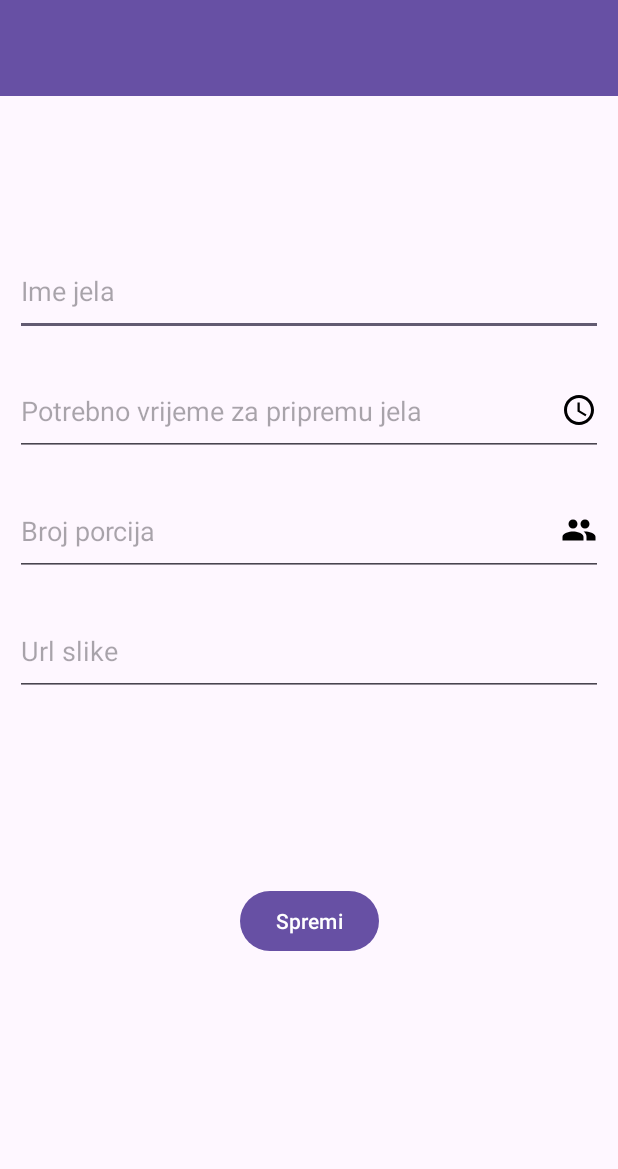
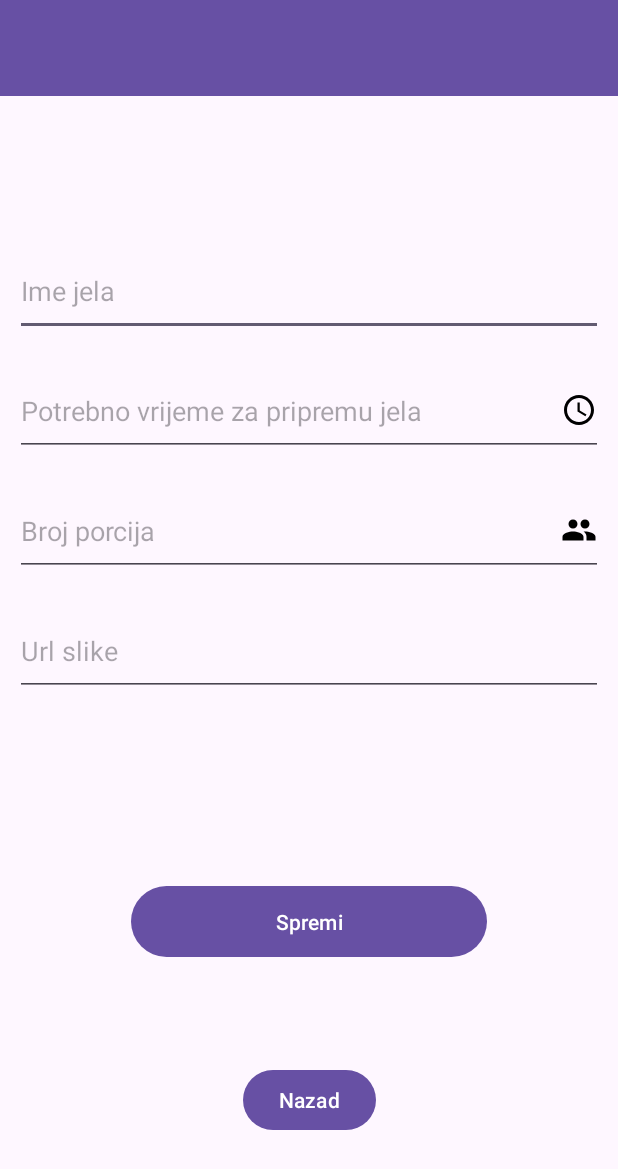
Before and after one commit to ljdedic/CulinaryCraft, an Android app: the AddRecipeActivity screen opened directly, with no data from a screen before it, on a phone screen of 412 x 824 dp. Shown: the top 1169 px of the screen. Run offline under Robolectric (Android 15) with nearby library versions, the phone set to English and light mode, and no system bars; our stand-ins replace Firebase (no records; nobody signed in at launch, a user with empty details on screens opened directly); Roboto replaces fonts that are not available here.

```diff
--- a/app/src/main/java/ba/sum/fpmoz/culinarycraft/AddRecipeActivity.java
+++ b/app/src/main/java/ba/sum/fpmoz/culinarycraft/AddRecipeActivity.java
@@ -1,77 +1,88 @@
 package ba.sum.fpmoz.culinarycraft;
 
-import android.content.Intent;
 import android.os.Bundle;
 import android.view.View;
 import android.widget.EditText;
 
-import com.google.firebase.database.FirebaseDatabase;
-import com.google.firebase.database.DatabaseReference;
-import com.google.firebase.storage.FirebaseStorage;
-import com.google.firebase.storage.StorageReference;
+import android.widget.Button;
+import android.widget.Toast;
 
-import android.widget.Button;
-
+import androidx.annotation.NonNull;
 import androidx.appcompat.app.AppCompatActivity;
 
+import com.google.android.gms.tasks.OnFailureListener;
+import com.google.android.gms.tasks.OnSuccessListener;
+import com.google.firebase.database.FirebaseDatabase;
+
+import java.util.HashMap;
+import java.util.Map;
+
 public class AddRecipeActivity extends AppCompatActivity {
-    FirebaseStorage storage;
-    StorageReference storageReference;
-    FirebaseDatabase mDatabase = FirebaseDatabase.getInstance("https://culinarycraft-3ce71-default-rtdb.europe-west1.firebasedatabase.app/");
 
+    EditText imejela, potrebnovrijeme, slika, brojporcija;
+    Button btnnazad, spremi;
 
-    Button selectImageBtn;
-    Button uploadImageBtn;
 
     @Override
     protected void onCreate(Bundle savedInstanceState) {
         super.onCreate(savedInstanceState);
         setContentView(R.layout.activity_add_recipe);
 
-        //EditText adddishTxt = findViewById(R.id.dodajjelo);
-        EditText addnamedihTxt = findViewById(R.id.imejela);
-        EditText addingrediansTxt = findViewById(R.id.urlslike);
-        EditText addtimeTxt = findViewById(R.id.txtpotrebnovrijeme);
-        EditText addportionsInt = findViewById(R.id.brojporcija);
-        //EditText adddirectionTxt = findViewById();
+        imejela = (EditText)findViewById(R.id.imejela1);
+        potrebnovrijeme = (EditText)findViewById(R.id.txtpotrebnovrijeme1);
+        slika = (EditText)findViewById(R.id.urlslike1);
+        brojporcija = (EditText)findViewById(R.id.brojporcija1);
 
-        //Button addButton = findViewById(R.id.dodajsliku);
-        Button recepiesaveButton = findViewById(R.id.spremi);
+        spremi = (Button)findViewById(R.id.spremi);
+        btnnazad = (Button)findViewById(R.id.btnnazad);
 
-        DatabaseReference usersDbref = mDatabase.getReference("jela");
-
-        recepiesaveButton.setOnClickListener(new View.OnClickListener() {
+        spremi.setOnClickListener(new View.OnClickListener() {
             @Override
             public void onClick(View v) {
-                String imejela = addnamedihTxt.getText().toString();
-                String potrebnisastojci = addingrediansTxt.getText().toString();
-                String potrebnovrijeme = addingrediansTxt.getText().toString();
-                String brojporcija = addportionsInt.getText().toString();
-                //String upute = adddirectionTxt.getText().toString();
-                AddRecipeActivity r = new AddRecipeActivity();
-                usersDbref.push().setValue(r);
-                Intent i = new Intent(AddRecipeActivity.this, MainActivity.class);
-                startActivity(i);
+                insertData();
+                clearAll();
             }
         });
 
-        //NE RADIIII!!!!
-        //Button updateRecepie = findViewById(R.id.btnuredi);
-        //updateRecepie.setOnClickListener(new View.OnClickListener() {
-            //@Override
-            //public void onClick(View v) {
-               // ModelRecept updatedRecepie = new ModelRecept(imejela, potrebnisastojci,potrebnovrijeme,brojporcija,upute);
-          //  }
-        //});
+        btnnazad.setOnClickListener(new View.OnClickListener() {
+            @Override
+            public void onClick(View v) {
+                finish();
+            }
+        });
 
-        //NE RADIIIII!!!!!
-        //Button deleteRecepie = findViewById(R.id.btnizbrisi);
 
-        //deleteRecepie.setOnClickListener(new View.OnClickListener() {
-            //@Override
-            //public void onClick(View v) {
-           //     finish();
-         //   }
-       // });
+    }
+    private void insertData()
+    {
+        Map<String,Object> map = new HashMap<>();
+        map.put("imejela",imejela.getText().toString());
+        map.put("potrebnovrijeme",potrebnovrijeme.getText().toString());
+        map.put("brojporcija",brojporcija.getText().toString());
+        map.put("slika",slika.getText().toString());
+
+        FirebaseDatabase.getInstance().getReference().child("jela").push()
+                .setValue(map)
+                .addOnSuccessListener(new OnSuccessListener<Void>() {
+                    @Override
+                    public void onSuccess(Void unused) {
+                        Toast.makeText(AddRecipeActivity.this, "Podaci uspješno dodani.", Toast.LENGTH_SHORT).show();
+
+                    }
+                })
+                .addOnFailureListener(new OnFailureListener() {
+                    @Override
+                    public void onFailure(@NonNull Exception e) {
+                        Toast.makeText(AddRecipeActivity.this, "Greška pri dodavanju.", Toast.LENGTH_SHORT).show();
+
+                    }
+                });
+    }
+    private void clearAll()
+    {
+        imejela.setText("");
+        potrebnovrijeme.setText("");
+        brojporcija.setText("");
+        slika.setText("");
     }
 }
--- a/app/src/main/res/layout/activity_add_recipe.xml
+++ b/app/src/main/res/layout/activity_add_recipe.xml
@@ -17,7 +17,7 @@
 
 
     <EditText
-        android:id="@+id/imejela"
+        android:id="@+id/imejela1"
         android:layout_width="0dp"
         android:layout_height="60dp"
         android:layout_marginLeft="10dp"
@@ -32,7 +32,7 @@
         app:layout_constraintTop_toBottomOf="@+id/toolbar" />
 
     <EditText
-        android:id="@+id/urlslike"
+        android:id="@+id/urlslike1"
         android:layout_width="0dp"
         android:layout_height="60dp"
         android:layout_marginTop="20dp"
@@ -40,12 +40,12 @@
         android:inputType="text"
         android:paddingTop="10dp"
         android:textColor="@color/colorBlackText"
-        app:layout_constraintEnd_toEndOf="@+id/imejela"
-        app:layout_constraintStart_toStartOf="@+id/imejela"
-        app:layout_constraintTop_toBottomOf="@+id/brojporcija" />
+        app:layout_constraintEnd_toEndOf="@+id/imejela1"
+        app:layout_constraintStart_toStartOf="@+id/imejela1"
+        app:layout_constraintTop_toBottomOf="@+id/brojporcija1" />
 
     <EditText
-        android:id="@+id/txtpotrebnovrijeme"
+        android:id="@+id/txtpotrebnovrijeme1"
         android:layout_width="0dp"
         android:layout_height="60dp"
         android:layout_marginTop="20dp"
@@ -54,12 +54,12 @@
         android:inputType="text"
         android:paddingTop="10dp"
         android:textColor="@color/colorBlackText"
-        app:layout_constraintEnd_toEndOf="@+id/urlslike"
-        app:layout_constraintStart_toStartOf="@+id/urlslike"
-        app:layout_constraintTop_toBottomOf="@+id/imejela" />
+        app:layout_constraintEnd_toEndOf="@+id/urlslike1"
+        app:layout_constraintStart_toStartOf="@+id/urlslike1"
+        app:layout_constraintTop_toBottomOf="@+id/imejela1" />
 
     <EditText
-        android:id="@+id/brojporcija"
+        android:id="@+id/brojporcija1"
         android:layout_width="0dp"
         android:layout_height="60dp"
         android:layout_marginTop="20dp"
@@ -70,18 +70,28 @@
         android:paddingTop="10dp"
         android:textColor="@color/colorBlackText"
         app:layout_constraintEnd_toEndOf="parent"
-        app:layout_constraintStart_toStartOf="@+id/urlslike"
-        app:layout_constraintTop_toBottomOf="@+id/txtpotrebnovrijeme" />
+        app:layout_constraintStart_toStartOf="@+id/urlslike1"
+        app:layout_constraintTop_toBottomOf="@+id/txtpotrebnovrijeme1" />
 
     <Button
         android:id="@+id/spremi"
-        android:layout_width="wrap_content"
-        android:layout_height="wrap_content"
+        android:layout_width="237dp"
+        android:layout_height="55dp"
         android:layout_marginBottom="60dp"
         android:text="Spremi"
         app:layout_constraintBottom_toBottomOf="parent"
-        app:layout_constraintEnd_toEndOf="parent"
-        app:layout_constraintStart_toStartOf="parent"
-        app:layout_constraintTop_toBottomOf="@+id/urlslike" />
+        app:layout_constraintEnd_toEndOf="@+id/urlslike1"
+        app:layout_constraintStart_toStartOf="@+id/urlslike1"
+        app:layout_constraintTop_toBottomOf="@+id/urlslike1" />
+
+    <Button
+        android:id="@+id/btnnazad"
+        android:layout_width="wrap_content"
+        android:layout_height="wrap_content"
+        android:text="Nazad"
+        app:layout_constraintBottom_toBottomOf="parent"
+        app:layout_constraintEnd_toEndOf="@+id/spremi"
+        app:layout_constraintStart_toStartOf="@+id/spremi"
+        app:layout_constraintTop_toBottomOf="@+id/spremi" />
 
 </androidx.constraintlayout.widget.ConstraintLayout>
--- a/app/src/main/res/layout/activity_recipe_card.xml
+++ b/app/src/main/res/layout/activity_recipe_card.xml
@@ -22,7 +22,7 @@
             tools:ignore="MissingConstraints">
 
             <TextView
-                android:id="@+id/imejela"
+                android:id="@+id/imejela1"
                 android:layout_width="match_parent"
                 android:layout_height="wrap_content"
                 android:layout_marginStart="8dp"
@@ -70,7 +70,7 @@
                         android:src="@drawable/portion" />
 
                     <TextView
-                        android:id="@+id/brojporcija"
+                        android:id="@+id/brojporcija1"
                         android:layout_width="wrap_content"
                         android:layout_height="wrap_content"
                         android:padding="8dp"
@@ -94,7 +94,7 @@
                         android:src="@drawable/baseline_access_time_24" />
 
                     <TextView
-                        android:id="@+id/txtpotrebnovrijeme"
+                        android:id="@+id/txtpotrebnovrijeme1"
                         android:layout_width="wrap_content"
                         android:layout_height="41dp"
                         android:padding="8dp"
--- a/app/src/main/res/layout/activity_recipe_details.xml
+++ b/app/src/main/res/layout/activity_recipe_details.xml
@@ -155,7 +155,7 @@
                     tools:layout_editor_absoluteX="2dp">
 
                     <TextView
-                        android:id="@+id/urlslike"
+                        android:id="@+id/urlslike1"
                         android:layout_width="match_parent"
                         android:layout_height="match_parent"
                         android:padding="8dp"
--- a/app/src/main/res/layout/update_popup.xml
+++ b/app/src/main/res/layout/update_popup.xml
@@ -50,7 +50,7 @@
         android:layout_marginRight="10dp"
         android:background="@drawable/rounded"
         android:gravity="center"
-        android:id="@+id/txtpotrebnovrijeme"/>
+        android:id="@+id/txtpotrebnovrijeme1"/>
 
     <TextView
         android:layout_width="match_parent"
```
Also changed, not shown: app/src/main/java/ba/sum/fpmoz/culinarycraft/MainAdapter.java (+37 -6 lines).
